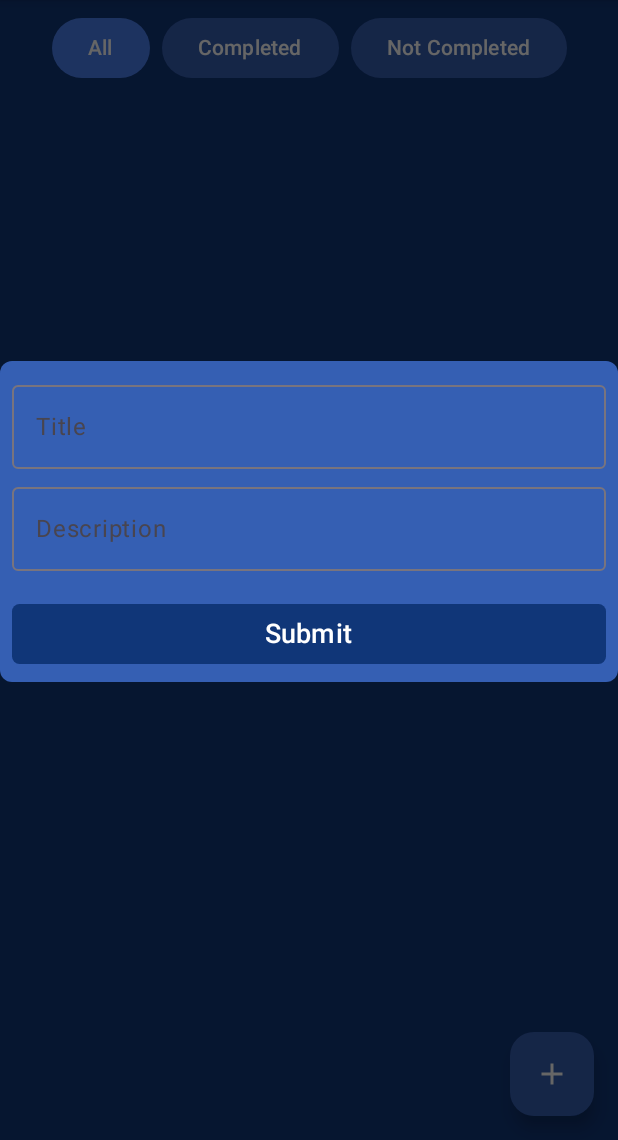
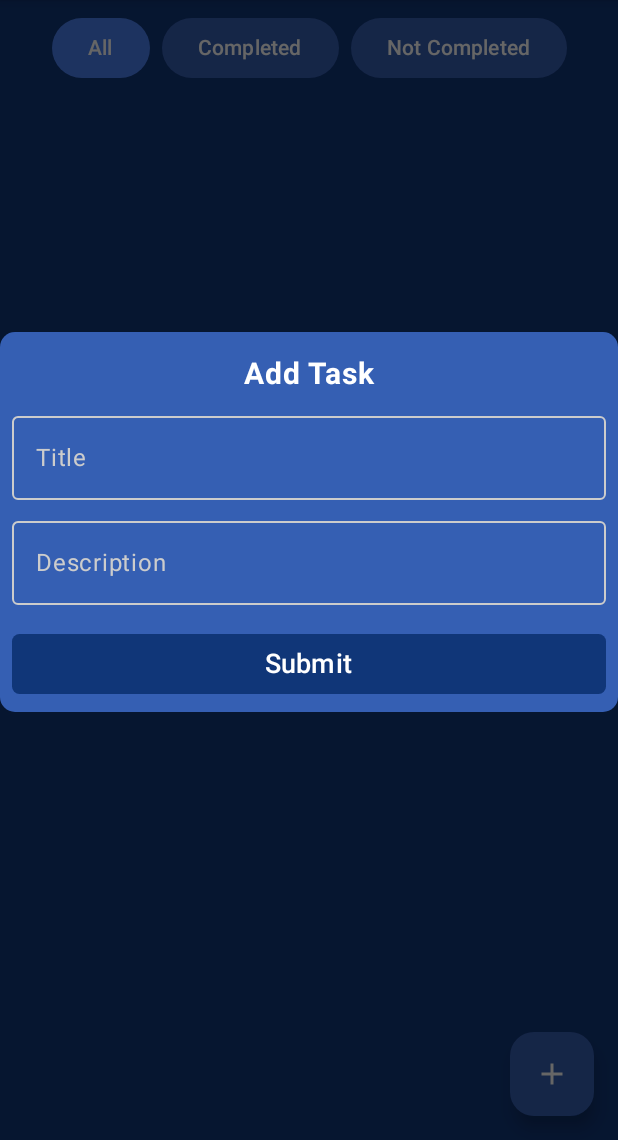
Before and after one commit to daotzen98/Gruppe20ToDoApp, an Android app built with Jetpack Compose: the screen it shows after launch (MainActivity), after a tap on "Add Task", on a phone screen of 412 x 824 dp, the part 96-1236 px from its top. Run offline under Robolectric (Android 15) with nearby library versions, the phone set to English and light mode, and no system bars; our stand-ins replace Room's generated code; libraries missing offline, so code that uses them is left out: androidx.lifecycle.viewmodel.

Commit message:
Updated UI changes

```diff
--- a/app/src/main/java/com/example/gruppe20todoapp/screens/MainScreen.kt
+++ b/app/src/main/java/com/example/gruppe20todoapp/screens/MainScreen.kt
@@ -34,7 +34,6 @@ import androidx.compose.material.icons.filled.Check
 import androidx.compose.material.icons.filled.Close
 import androidx.compose.material.icons.filled.Delete
 import androidx.compose.material.icons.filled.Edit
-import androidx.compose.material3.AlertDialog
 import androidx.compose.material3.Button
 import androidx.compose.material3.ButtonDefaults
 import androidx.compose.material3.ExperimentalMaterial3Api
@@ -45,7 +44,6 @@ import androidx.compose.material3.MaterialTheme
 import androidx.compose.material3.OutlinedTextField
 import androidx.compose.material3.Scaffold
 import androidx.compose.material3.Text
-import androidx.compose.material3.TextField
 import androidx.compose.material3.TextFieldDefaults
 import androidx.compose.material3.TopAppBar
 import androidx.compose.material3.TopAppBarDefaults
@@ -68,6 +66,7 @@ import  androidx.lifecycle.viewmodel.compose.viewModel
 import com.example.gruppe20todoapp.database.TodoEntity
 import com.example.gruppe20todoapp.database.addDate
 import com.example.gruppe20todoapp.ui.theme.Dark100
+
 
 @OptIn(ExperimentalMaterial3Api::class, ExperimentalAnimationApi::class)
 @Composable
@@ -108,45 +107,59 @@ fun MainScreen(
         }
 
 
-        Dialog(onDismissRequest = { setDialogOpen(false) }) {
+        Dialog(onDismissRequest = { setDialogOpen(false) },
+            ) {
             Column(
                 modifier = Modifier
-                    .clip(RoundedCornerShape(8.dp))
+                    .clip(RoundedCornerShape(10.dp))
                     .background(MaterialTheme.colorScheme.primary)
-                    .padding(8.dp),
+                    .padding(8.dp)
+                    .fillMaxWidth(),
                 horizontalAlignment = Alignment.CenterHorizontally,
                 verticalArrangement = Arrangement.Center
             ) {
+                Text(
+                    text = "Add Task",
+                    fontSize = 20.sp,
+                    color = Color.White,
+                    fontWeight = FontWeight.Bold,
+                    modifier = Modifier
+                        .align(Alignment.CenterHorizontally)
+                        .padding(8.dp)
+
+                )
                 OutlinedTextField(
                     value = title,
-                    onValueChange = {
-                        setTitle(it)
-                    },
+                    onValueChange = setTitle,
                     modifier = Modifier.fillMaxWidth(),
-                    label = {
-                        Text(text = "Title")
-                    }, colors = TextFieldDefaults.outlinedTextFieldColors(
+                    label = { Text("Title",  style = MaterialTheme.typography.bodyLarge) },
+                    textStyle = MaterialTheme.typography.bodyLarge.copy(color = Color.White),
+                    colors = TextFieldDefaults.outlinedTextFieldColors(
+                        textColor = Color.White,
                         focusedBorderColor = Color.White,
+                        unfocusedBorderColor = Color.LightGray,
                         focusedLabelColor = Color.White,
-                        textColor = Color.White
+                        unfocusedLabelColor = Color.LightGray
                     )
                 )
-                Spacer(modifier = Modifier.height(4.dp))
+                Spacer(modifier = Modifier.height(6.dp))
                 OutlinedTextField(
                     value = description,
                     onValueChange = {
                         setDesc(it)
                     },
                     modifier = Modifier.fillMaxWidth(),
-                    label = {
-                        Text(text = "Description")
-                    }, colors = TextFieldDefaults.outlinedTextFieldColors(
+                    label = { Text(text = "Description", style = MaterialTheme.typography.bodyLarge) },
+                    textStyle = MaterialTheme.typography.bodyLarge.copy(color = Color.White),
+                    colors = TextFieldDefaults.outlinedTextFieldColors(
+                        textColor = Color.White,
                         focusedBorderColor = Color.White,
+                        unfocusedBorderColor = Color.LightGray,
                         focusedLabelColor = Color.White,
-                        textColor = Color.White
+                        unfocusedLabelColor = Color.LightGray
                     )
                 )
-                Spacer(modifier = Modifier.height(18.dp))
+                Spacer(modifier = Modifier.height(15.dp))
                 Button(
                     onClick = {
                         if (title.isNotEmpty() && description.isNotEmpty()) {
@@ -165,7 +178,7 @@ fun MainScreen(
                         containerColor = MaterialTheme.colorScheme.secondary
                     )
                 ) {
-                    Text(text = "Submit", fontSize = 18.sp, color = Color.White)
+                    Text(text = "Submit", fontSize = 18.sp, color = Color.White, style = MaterialTheme.typography.labelLarge)
                 }
             }
         }
@@ -296,6 +309,7 @@ fun FilterButtons(viewModel: MainVM) {
         )
         Spacer(Modifier.size(8.dp))
         FilterButton(
+
             text = "Not Completed",
             selected = filterState == MainVM.FilterState.NOT_COMPLETED,
             onClick = { viewModel.showNotCompletedTasks() }
@@ -452,32 +466,89 @@ fun EditTaskDialog(
     var title by remember { mutableStateOf(task.title) }
     var description by remember { mutableStateOf(task.description) }
 
-    AlertDialog(
-        onDismissRequest = onDismiss,
-        title = { Text(text = "Edit Task") },
-        text = {
-            Column {
-                TextField(
-                    value = title,
-                    onValueChange = { title = it },
-                    label = { Text("Title") }
+    Dialog(onDismissRequest = onDismiss) {
+        // Dialog's content
+        Column(
+            modifier = Modifier
+                .clip(RoundedCornerShape(10.dp))
+                .background(MaterialTheme.colorScheme.primary)
+                .padding(8.dp),
+            horizontalAlignment = Alignment.CenterHorizontally,
+            verticalArrangement = Arrangement.Center
+        ) {
+            Text(
+                text = "Edit Task",
+                fontSize = 20.sp,
+                color = Color.White,
+                fontWeight = FontWeight.Bold,
+                modifier = Modifier
+                    .align(Alignment.CenterHorizontally)
+                    .padding(8.dp)
+            )
+            OutlinedTextField(
+                value = title,
+                onValueChange = { title = it },
+                modifier = Modifier.fillMaxWidth(),
+                label = { Text("Title",  style = MaterialTheme.typography.bodyLarge) },
+                textStyle = MaterialTheme.typography.bodyLarge.copy(color = Color.White),
+                colors = TextFieldDefaults.outlinedTextFieldColors(
+                    textColor = Color.White,
+                    focusedBorderColor = Color.White,
+                    unfocusedBorderColor = Color.LightGray,
+                    focusedLabelColor = Color.White,
+                    unfocusedLabelColor = Color.LightGray
                 )
-                TextField(
-                    value = description,
-                    onValueChange = { description = it },
-                    label = { Text("Description") }
+            )
+            Spacer(modifier = Modifier.height(6.dp))
+            OutlinedTextField(
+                value = description,
+                onValueChange = { description = it },
+                modifier = Modifier.fillMaxWidth(),
+                label = { Text(text = "Description", style = MaterialTheme.typography.bodyLarge) },
+                textStyle = MaterialTheme.typography.bodyLarge.copy(color = Color.White),
+                colors = TextFieldDefaults.outlinedTextFieldColors(
+                    textColor = Color.White,
+                    focusedBorderColor = Color.White,
+                    unfocusedBorderColor = Color.LightGray,
+                    focusedLabelColor = Color.White,
+                    unfocusedLabelColor = Color.LightGray
                 )
-            }
-        },
-        confirmButton = {
-            Button(onClick = { onConfirm(title, description) }) {
-                Text("Confirm")
-            }
-        },
-        dismissButton = {
-            Button(onClick = onDismiss) {
-                Text("Dismiss")
+            )
+            Spacer(modifier = Modifier.height(15.dp))
+            Row(
+                modifier = Modifier
+                    .fillMaxWidth(),
+                horizontalArrangement = Arrangement.SpaceEvenly
+            ) {
+                Button(
+                    shape = RoundedCornerShape(5.dp),
+                    onClick = onDismiss,
+                    modifier = Modifier
+                        .weight(1f)
+                        .padding(end = 4.dp),
+                    colors = ButtonDefaults.buttonColors(
+                        containerColor = MaterialTheme.colorScheme.secondary,
+                        contentColor = MaterialTheme.colorScheme.onPrimary
+
+                    )
+                ) {
+                    Text("Dismiss",style = MaterialTheme.typography.bodyLarge)
+                }
+
+                Button(
+                    shape = RoundedCornerShape(5.dp),
+                    onClick = { onConfirm(title, description) },
+                    modifier = Modifier
+                        .weight(1f)
+                        .padding(start = 4.dp),
+                    colors = ButtonDefaults.buttonColors(
+                        containerColor = Dark100,
+                        contentColor = MaterialTheme.colorScheme.onPrimary
+                    )
+                ) {
+                    Text("Confirm",style = MaterialTheme.typography.bodyLarge)
+                }
             }
         }
-    )
+    }
 }
--- a/app/src/main/java/com/example/gruppe20todoapp/ui/theme/Color.kt
+++ b/app/src/main/java/com/example/gruppe20todoapp/ui/theme/Color.kt
@@ -5,3 +5,6 @@ import androidx.compose.ui.graphics.Color
 val Dark200 = Color(0xFF103678)
 val Dark500 = Color(0xFF355FB3)
 val Dark100 = Color(0xFF4A81F1)
+val White100 = Color(0xFFFFFFFF)
+val Grey100 = Color(0xFF3D3D3D)
+val Black100 = Color(0xFF000000)
```
